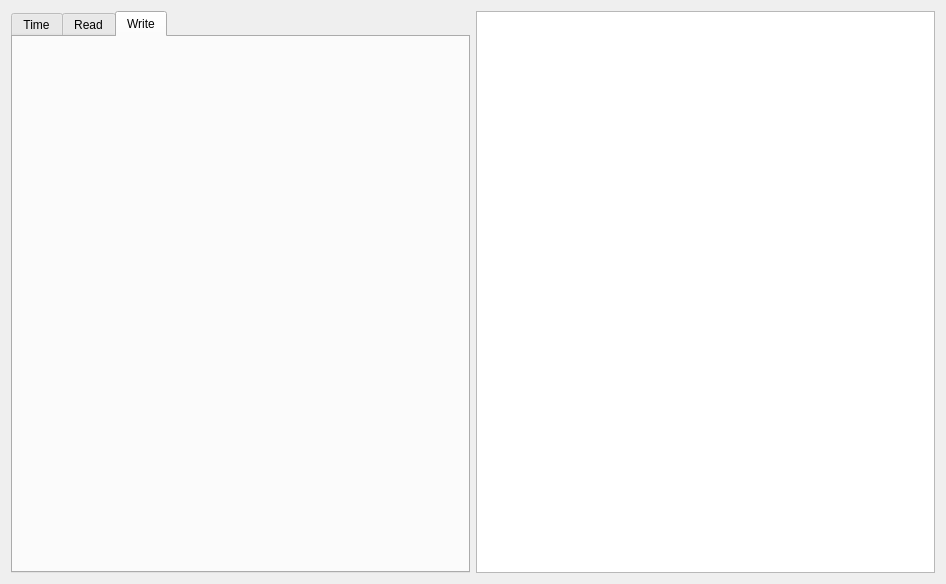
Qt form dlt645dialog.ui (HEYAHONG/cutecom-ng) before a commit.
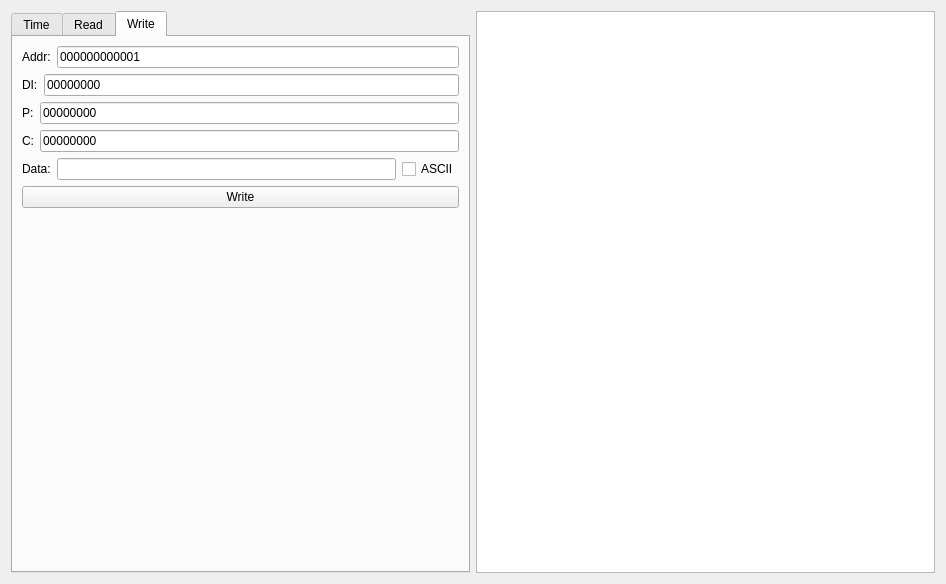
The same form after that commit. The open tabs and pages were chosen to show the change.

Commit message: DL/T 645窗口添加写入

```diff
--- a/dlt645dialog.ui
+++ b/dlt645dialog.ui
@@ -259,6 +259,137 @@
                                                                                                                                                                                                                                                                                                                                                                                                                                                                                                                                                                                                                                                                              <attribute name="title">
                                                                                                                                                                                                                                                                                                                                                                                                                                                                                                                                                                                                                                                                                      <string>Write</string>
                                                                                                                                                                                                                                                                                                                                                                                                                                                                                                                                                                                                                                                                                      </attribute>
+      <layout class="QVBoxLayout" name="verticalLayout">
+       <item>
+        <layout class="QHBoxLayout" name="horizontalLayout_7">
+         <item>
+          <widget class="QLabel" name="label_5">
+           <property name="text">
+            <string>Addr:</string>
+           </property>
+          </widget>
+         </item>
+         <item>
+          <widget class="QLineEdit" name="Write_Addr_lineEdit">
+           <property name="inputMask">
+            <string>NNNNNNNNNNNN</string>
+           </property>
+           <property name="text">
+            <string>000000000001</string>
+           </property>
+          </widget>
+         </item>
+        </layout>
+       </item>
+       <item>
+        <layout class="QHBoxLayout" name="horizontalLayout_8">
+         <item>
+          <widget class="QLabel" name="label_6">
+           <property name="text">
+            <string>DI:</string>
+           </property>
+          </widget>
+         </item>
+         <item>
+          <widget class="QLineEdit" name="Write_DI_lineEdit">
+           <property name="inputMask">
+            <string>NNNNNNNN</string>
+           </property>
+           <property name="text">
+            <string>00000000</string>
+           </property>
+          </widget>
+         </item>
+        </layout>
+       </item>
+       <item>
+        <layout class="QHBoxLayout" name="horizontalLayout_10">
+         <item>
+          <widget class="QLabel" name="label_8">
+           <property name="text">
+            <string>P:</string>
+           </property>
+          </widget>
+         </item>
+         <item>
+          <widget class="QLineEdit" name="Write_P_lineEdit">
+           <property name="inputMask">
+            <string>NNNNNNNN</string>
+           </property>
+           <property name="text">
+            <string>00000000</string>
+           </property>
+          </widget>
+         </item>
+        </layout>
+       </item>
+       <item>
+        <layout class="QHBoxLayout" name="horizontalLayout_9">
+         <item>
+          <widget class="QLabel" name="label_7">
+           <property name="text">
+            <string>C:</string>
+           </property>
+          </widget>
+         </item>
+         <item>
+          <widget class="QLineEdit" name="Write_C_lineEdit">
+           <property name="inputMask">
+            <string>NNNNNNNN</string>
+           </property>
+           <property name="text">
+            <string>00000000</string>
+           </property>
+          </widget>
+         </item>
+        </layout>
+       </item>
+       <item>
+        <layout class="QHBoxLayout" name="horizontalLayout_11">
+         <item>
+          <widget class="QLabel" name="label_9">
+           <property name="text">
+            <string>Data:</string>
+           </property>
+          </widget>
+         </item>
+         <item>
+          <widget class="QLineEdit" name="Write_Data_lineEdit">
+           <property name="maxLength">
+            <number>100</number>
+           </property>
+          </widget>
+         </item>
+         <item>
+          <widget class="QCheckBox" name="Write_Data_checkBox">
+           <property name="text">
+            <string>ASCII</string>
+           </property>
+          </widget>
+         </item>
+        </layout>
+       </item>
+       <item>
+        <widget class="QPushButton" name="Write_pushButton">
+         <property name="text">
+          <string>Write</string>
+         </property>
+        </widget>
+       </item>
+       <item>
+        <spacer name="verticalSpacer_2">
+         <property name="orientation">
+          <enum>Qt::Vertical</enum>
+         </property>
+         <property name="sizeHint" stdset="0">
+          <size>
+           <width>20</width>
+           <height>40</height>
+          </size>
+         </property>
+        </spacer>
+       </item>
+      </layout>
                                                                                                                                                                                                                                                                                                                                                                                                                                                                                                                                                                                                                                                                                      </widget>
                                                                                                                                                                                                                                                                                                                                                                                                                                                                                                                                                                                                                                                                                      </widget>
                                                                                                                                                                                                                                                                                                                                                                                                                                                                                                                                                                                                                                                                                      </item>
```
Lines whose indentation alone changed are shown as unchanged. The commit also changes 2 other files.
